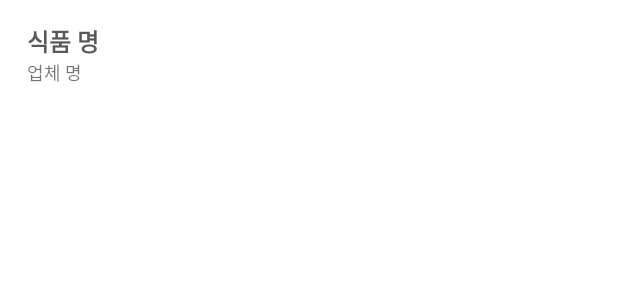
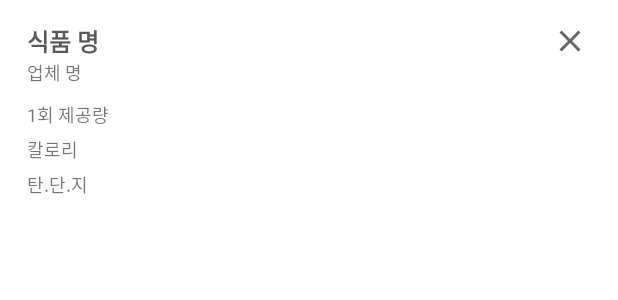
Before and after one commit to GONI95/BMICalculator, an Android app: the layout layout_calculator_item.xml on its own in the app's theme, with its tools: preview values and no code run, on a phone screen of 412 x 824 dp. Shown: the top 300 px of the screen. Run offline under Robolectric (Android 15) with nearby library versions, the phone set to English and light mode, and no system bars.

Commit message:
Feat : CalculatorRecyclerView removeItem 구현
Working: #11

```diff
--- a/app/src/main/java/sang/gondroid/calingredientfood/presentation/calculator/CalculatorFragment.kt
+++ b/app/src/main/java/sang/gondroid/calingredientfood/presentation/calculator/CalculatorFragment.kt
@@ -3,9 +3,9 @@ package sang.gondroid.calingredientfood.presentation.calculator
 import org.koin.androidx.viewmodel.ext.android.stateViewModel
 import sang.gondroid.calingredientfood.databinding.FragmentCalculatorBinding
 import sang.gondroid.calingredientfood.domain.model.FoodNtrIrdntModel
+import sang.gondroid.calingredientfood.domain.util.ViewType
 import sang.gondroid.calingredientfood.presentation.base.BaseFragment
 import sang.gondroid.calingredientfood.presentation.util.Constants
-import sang.gondroid.calingredientfood.presentation.util.DebugLog
 import sang.gondroid.calingredientfood.presentation.widget.adapter.BaseRecyclerViewAdapter
 import sang.gondroid.calingredientfood.presentation.widget.bottom_sheet.DetailFoodNtrIrdntBottomSheet
 import sang.gondroid.calingredientfood.presentation.widget.listener.CalculatorListener
@@ -34,14 +34,18 @@ class CalculatorFragment : BaseFragment<FragmentCalculatorBinding, CalculatorVie
     }
 
     /**
-     * Gon [22.02.04] : BaseRecyclerViewAdapter 구현부
+     * Gon [22.02.10] : BaseRecyclerViewAdapter 객체, CalculatorViewHolder의 Event가 발생되면 호출되는 CalculatorListener 구현체
+     *                  by lazy : 사용되는 시점에서  객체 생성과 동시에 값을 초기화
      */
     private val calculatorAdapter by lazy {
         BaseRecyclerViewAdapter<FoodNtrIrdntModel>(listOf(), object : CalculatorListener {
+
             override fun onClickItem(model: FoodNtrIrdntModel) {
+                DetailFoodNtrIrdntBottomSheet.newInstance(model).show(requireActivity().supportFragmentManager, Constants.BOTTOM_SHEET_TAG)
+            }
 
-                DetailFoodNtrIrdntBottomSheet.newInstance(model)
-                    .show(requireActivity().supportFragmentManager, Constants.BOTTOM_SHEET_TAG)
+            override fun onClickRemoveButton(model: FoodNtrIrdntModel) {
+                viewModel.removeCalculatorItem(model)
             }
         })
     }
--- a/app/src/main/java/sang/gondroid/calingredientfood/presentation/calculator/CalculatorViewModel.kt
+++ b/app/src/main/java/sang/gondroid/calingredientfood/presentation/calculator/CalculatorViewModel.kt
@@ -4,7 +4,6 @@ import android.view.View
 import sang.gondroid.calingredientfood.presentation.base.BaseViewModel
 import android.widget.AdapterView
 import androidx.lifecycle.LiveData
-import androidx.lifecycle.MutableLiveData
 import androidx.lifecycle.SavedStateHandle
 import androidx.lifecycle.viewModelScope
 import kotlinx.coroutines.launch
@@ -91,7 +90,7 @@ class CalculatorViewModel(
         }
     }
 
-    private var calculatorList = listOf<Model>()
+    private val calculatorList = ArrayList<Model>()
 
     /**
      * Gon [22.02.04] : LiveData를 이용해 값이 변경되면 fragment_calculator.xml의 표현식을 통해 BindingAdapter.submitList() 메서드가 호출됨
@@ -114,7 +113,22 @@ class CalculatorViewModel(
     @Suppress("UNCHECKED_CAST")
     private fun addBtnClickFunc(model: FoodNtrIrdntModel) {
         val newModel = model.copy(type = ViewType.CALCULATOR)
-        calculatorList += newModel
-        setCalculatorListSavedStateHandle(calculatorList as List<FoodNtrIrdntModel>)
+        calculatorList.add(newModel)
+        setCalculatorListSavedStateHandle(calculatorList.toList())
+    }
+
+    /**
+     * Gon [22.02.10] : CalculatorFragment의 BaseRecyclerViewAdapter<FoodNtrIrdntModel> 구현부에서 호출하는
+     *                  반환값이 없는 하나의 FoodNtrIrdntModel 인자를 갖는 고차함수
+     */
+    val removeCalculatorItem: (FoodNtrIrdntModel) -> Unit = this::removeCalculatorItem
+
+    /**
+     * Gon [22.02.10] : 매개변수로 넘어온 model과 동일한 Model을 calculatorList에서 제거
+     *                  LiveData를 이용해 값이 변경되면 fragment_calculator.xml의 표현식을 통해 BindingAdapter.submitList() 메서드가 호출됨
+     */
+    private fun removeCalculatorItem(model: Model) {
+        calculatorList.remove(model)
+        setCalculatorListSavedStateHandle(calculatorList.toList())
     }
 }
--- a/app/src/main/java/sang/gondroid/calingredientfood/presentation/widget/listener/CalculatorListener.kt
+++ b/app/src/main/java/sang/gondroid/calingredientfood/presentation/widget/listener/CalculatorListener.kt
@@ -1,5 +1,16 @@
 package sang.gondroid.calingredientfood.presentation.widget.listener
 
+import sang.gondroid.calingredientfood.domain.model.FoodNtrIrdntModel
+
+/**
+ * Gon [22.02.10] : ViewHolder, RecyclerViewAdapter는 리스트를 표시하는 작업을 하고 Data의 상태를 제어하지 않고
+ *                  분리하여 구현체에서 제어할 수 있도록 EventListener 역할을 하는 Interface를 선언
+ *
+ *                  ItemView 자체에 대한 이벤트를 제외하고 특정 ViewHolder에서만 발생하는 EventLisetener 역할을
+ *                  하는 AdapterListener를 상속받는 Interface를 선언
+ *
+ *                  Button 클릭 시 호출하기 위한 추상 메서드 onClickRemoveButton() 선언
+ */
 interface CalculatorListener : AdapterListener {
-
+    fun onClickRemoveButton(model: FoodNtrIrdntModel)
 }
--- a/app/src/main/java/sang/gondroid/calingredientfood/presentation/widget/viewholder/CalculatorViewHolder.kt
+++ b/app/src/main/java/sang/gondroid/calingredientfood/presentation/widget/viewholder/CalculatorViewHolder.kt
@@ -18,6 +18,9 @@ class CalculatorViewHolder(
             binding.root.setOnClickListener {
                 adapterListener.onClickItem(model)
             }
+            binding.calculatorDeleteButton.setOnClickListener {
+                adapterListener.onClickRemoveButton(model)
+            }
         }
     }
 }
--- /dev/null
+++ b/app/src/main/res/drawable/ic_delete.xml
@@ -0,0 +1,10 @@
+<vector xmlns:android="http://schemas.android.com/apk/res/android"
+    android:width="24dp"
+    android:height="24dp"
+    android:viewportWidth="24"
+    android:viewportHeight="24"
+    android:tint="?attr/colorControlNormal">
+  <path
+      android:fillColor="@android:color/white"
+      android:pathData="M19,6.41L17.59,5 12,10.59 6.41,5 5,6.41 10.59,12 5,17.59 6.41,19 12,13.41 17.59,19 19,17.59 13.41,12z"/>
+</vector>
--- a/app/src/main/res/layout/layout_calculator_item.xml
+++ b/app/src/main/res/layout/layout_calculator_item.xml
@@ -16,18 +16,31 @@
         android:layout_marginRight="10dp"
         android:layout_marginBottom="20dp">
 
+        <ImageButton
+            android:id="@+id/calculator_delete_button"
+            android:layout_width="wrap_content"
+            android:layout_height="wrap_content"
+            android:layout_marginEnd="10dp"
+            android:background="@android:color/transparent"
+            android:src="@drawable/ic_delete"
+            app:layout_constraintBottom_toBottomOf="@+id/calculator_description_kor_textView"
+            app:layout_constraintEnd_toEndOf="parent"
+            app:layout_constraintStart_toEndOf="@+id/calculator_description_kor_textView"
+            app:layout_constraintTop_toTopOf="@+id/calculator_description_kor_textView" />
+
         <TextView
             android:id="@+id/calculator_description_kor_textView"
             android:layout_width="0dp"
             android:layout_height="wrap_content"
             android:layout_marginTop="15dp"
+            android:layout_marginEnd="10dp"
             android:ellipsize="end"
             android:maxLines="1"
             android:text="@{item.descriptionKOR}"
             android:textColor="@color/color_on_secondary"
             android:textSize="16sp"
             android:textStyle="bold"
-            app:layout_constraintEnd_toEndOf="parent"
+            app:layout_constraintEnd_toStartOf="@+id/calculator_delete_button"
             app:layout_constraintStart_toStartOf="parent"
             app:layout_constraintTop_toTopOf="parent"
             tools:text="식품 명" />
@@ -44,5 +57,41 @@
             app:layout_constraintTop_toBottomOf="@+id/calculator_description_kor_textView"
             tools:text="업체 명" />
 
+        <TextView
+            android:id="@+id/calculator_serving_weight_textView"
+            android:layout_width="0dp"
+            android:layout_height="wrap_content"
+            android:layout_marginTop="10dp"
+            android:text="@{@string/serving_weight_desc_info(item.servingWeight)}"
+            android:textSize="12sp"
+            app:layout_constraintEnd_toEndOf="parent"
+            app:layout_constraintStart_toStartOf="@+id/calculator_description_kor_textView"
+            app:layout_constraintTop_toBottomOf="@+id/calculator_company_textView"
+            tools:text="1회 제공량" />
+
+        <TextView
+            android:id="@+id/calculator_calorie_textView"
+            android:layout_width="0dp"
+            android:layout_height="wrap_content"
+            android:layout_marginTop="5dp"
+            android:text="@{@string/calorie_desc_info(item.calorie)}"
+            android:textSize="12sp"
+            app:layout_constraintEnd_toEndOf="@+id/calculator_serving_weight_textView"
+            app:layout_constraintStart_toStartOf="@+id/calculator_description_kor_textView"
+            app:layout_constraintTop_toBottomOf="@+id/calculator_serving_weight_textView"
+            tools:text="칼로리" />
+
+        <TextView
+            android:id="@+id/calculator_three_major_ntr_textView"
+            android:layout_width="0dp"
+            android:layout_height="wrap_content"
+            android:layout_marginTop="5dp"
+            android:text="@{@string/three_major_ntr_desc_info(item.carbohydrate, item.protein, item.fat)}"
+            android:textSize="12sp"
+            app:layout_constraintEnd_toEndOf="@+id/calculator_serving_weight_textView"
+            app:layout_constraintStart_toStartOf="@+id/calculator_description_kor_textView"
+            app:layout_constraintTop_toBottomOf="@+id/calculator_calorie_textView"
+            tools:text="탄.단.지" />
+
     </androidx.constraintlayout.widget.ConstraintLayout>
 </layout>
```
